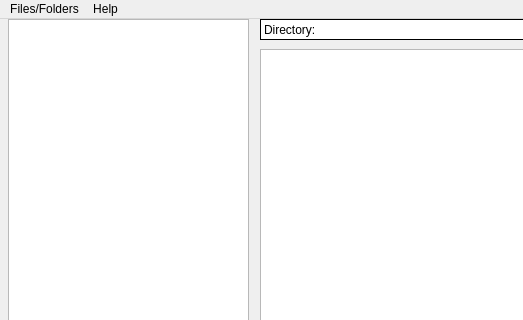
Old version of the form 2019/Manager for home web server/Manager_for_home_web_server/mainwindow.ui in the repository ItsOKayCZ/CPlusPlus; both pictures show x 0 to 523 and y 0 to 320 of the 737 by 647 pixel window.
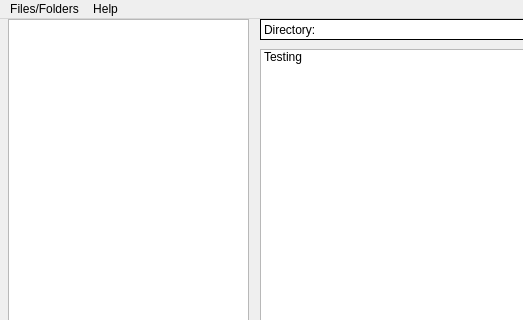
New version of the form.

```diff
--- a/2019/Manager for home web server/Manager_for_home_web_server/mainwindow.ui
+++ b/2019/Manager for home web server/Manager_for_home_web_server/mainwindow.ui
@@ -56,6 +56,14 @@
     <property name="contextMenuPolicy">
      <enum>Qt::CustomContextMenu</enum>
     </property>
+    <item>
+     <property name="text">
+      <string>Testing</string>
+     </property>
+     <property name="flags">
+      <set>ItemIsDragEnabled|ItemIsUserCheckable|ItemIsEnabled</set>
+     </property>
+    </item>
    </widget>
    <widget class="QListWidget" name="directoryList">
     <property name="geometry">
```
